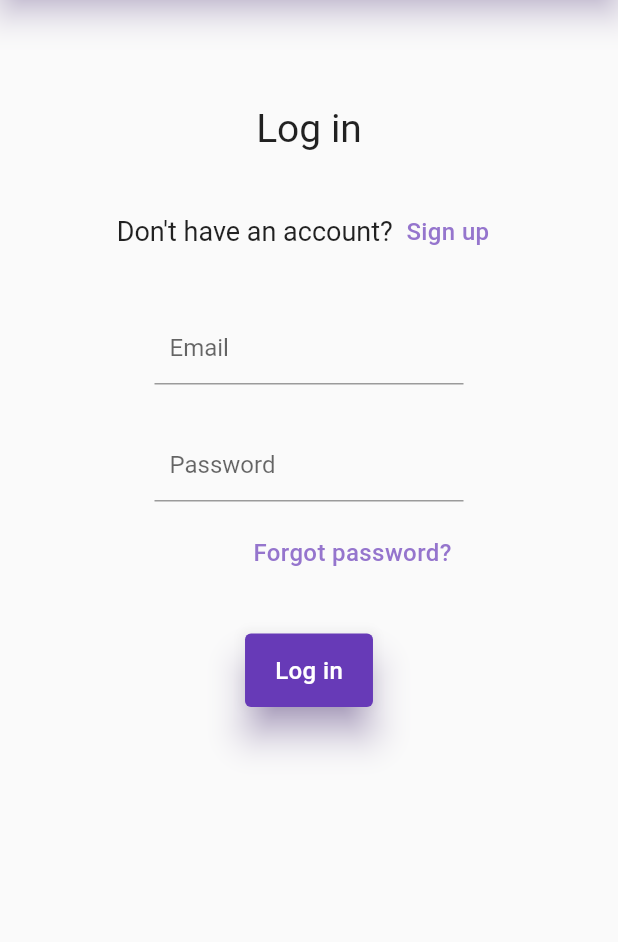
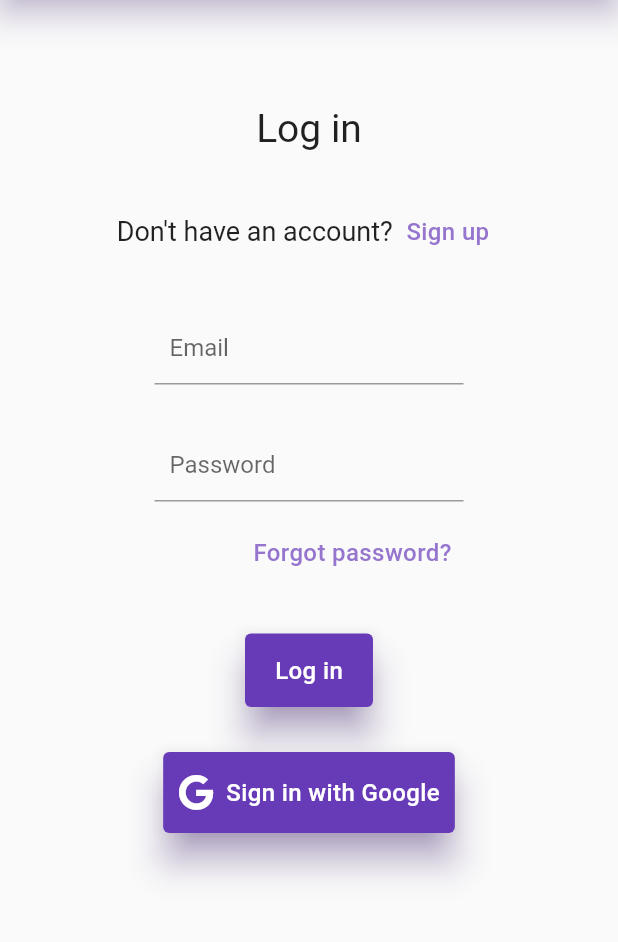
Before and after one commit to rpjuja/workout-logger-flutter, a Flutter app: the screen it shows after launch, on a phone screen of 412 x 824 dp, the part 102-1044 px from its top. Run offline on Flutter 3.47's test engine with Material 2 defaults, Android fonts, the phone set to English and light mode, and no system bars; our stand-ins replace email_validator, firebase_auth, firebase_core, firebase_database, google_sign_in; accounts and stored records are empty; generated files the repository leaves out were written again.

Commit message:
3rd party authentication with Google implemented. Moved all authentication mehods to a seperate class.

```diff
--- a/lib/auth_widgets/auth_page.dart
+++ b/lib/auth_widgets/auth_page.dart
@@ -1,10 +1,11 @@
-import 'package:firebase_auth/firebase_auth.dart';
 import 'package:flutter/material.dart';
 import 'package:email_validator/email_validator.dart';
 
 import 'package:workout_logger_app/styles.dart';
-import 'package:workout_logger_app/error_messages.dart';
 import 'package:workout_logger_app/auth_widgets/reset_password.dart';
+import 'package:workout_logger_app/custom_icons_icons.dart';
+
+import 'auth_service.dart';
 
 class AuthPage extends StatefulWidget {
   const AuthPage({
@@ -16,9 +17,6 @@ class AuthPage extends StatefulWidget {
 }
 
 class _AuthPageState extends State<AuthPage> {
-  late final FirebaseAuth _auth;
-  FirebaseException? _error;
-
   final TextEditingController _emailController = TextEditingController();
   final TextEditingController _passwordController = TextEditingController();
   final TextEditingController _confirmPasswordController =
@@ -28,43 +26,11 @@ class _AuthPageState extends State<AuthPage> {
   bool _resetPasswordMode = false;
 
   @override
-  void initState() {
-    super.initState();
-    _auth = FirebaseAuth.instance;
-  }
-
-  @override
   void dispose() {
     _emailController.dispose();
     _passwordController.dispose();
     _confirmPasswordController.dispose();
     super.dispose();
-  }
-
-  void _signUp() async {
-    try {
-      await _auth.createUserWithEmailAndPassword(
-        email: _emailController.text,
-        password: _passwordController.text,
-      );
-    } on FirebaseAuthException catch (e) {
-      setState(() {
-        _error = e;
-      });
-    }
-  }
-
-  void _logIn() async {
-    try {
-      await _auth.signInWithEmailAndPassword(
-        email: _emailController.text,
-        password: _passwordController.text,
-      );
-    } on FirebaseAuthException catch (e) {
-      setState(() {
-        _error = e;
-      });
-    }
   }
 
   void _resetPasswordModeChange() {
@@ -215,26 +181,45 @@ class _AuthPageState extends State<AuthPage> {
                               },
                               child: const Text('Forgot password?')))
                       : const SizedBox.shrink(),
-                  _error != null
-                      ? Container(
-                          margin: const EdgeInsets.only(bottom: 30),
-                          child: Text(getAuthErrorMessage(_error!),
-                              style: const TextStyle(
-                                  color: Colors.red, fontSize: 16)))
-                      : const SizedBox.shrink(),
                   Container(
                     margin: const EdgeInsets.only(bottom: 30),
                     child: _loginMode
-                        ? ElevatedButton(
-                            onPressed: () {
-                              if (_formKey.currentState!.validate()) _logIn();
-                            },
-                            style: ButtonStyles.shadowPadding,
-                            child: const Text('Log in'),
+                        ? Column(
+                            children: [
+                              ElevatedButton(
+                                onPressed: () {
+                                  if (_formKey.currentState!.validate()) {
+                                    AuthService().signIn(
+                                        context,
+                                        _emailController.text,
+                                        _passwordController.text);
+                                  }
+                                },
+                                style: ButtonStyles.shadowPadding,
+                                child: const Text('Log in'),
+                              ),
+                              const SizedBox(height: 30),
+                              // Add a button for 3rd paty authentication with Google
+                              ElevatedButton.icon(
+                                style: ButtonStyles.shadowPadding.copyWith(
+                                    padding: MaterialStateProperty.all(
+                                        const EdgeInsets.symmetric(
+                                            horizontal: 10, vertical: 15))),
+                                icon: const Icon(CustomIcons.google_1),
+                                label: const Text('Sign in with Google'),
+                                onPressed: () =>
+                                    AuthService().signInWithGoogle(context),
+                              ),
+                            ],
                           )
                         : ElevatedButton(
                             onPressed: () {
-                              if (_formKey.currentState!.validate()) _signUp();
+                              if (_formKey.currentState!.validate()) {
+                                AuthService().signUp(
+                                    context,
+                                    _emailController.text,
+                                    _passwordController.text);
+                              }
                             },
                             style: ButtonStyles.shadowPadding,
                             child: const Text('Sign up'),
--- /dev/null
+++ b/lib/custom_icons_icons.dart
@@ -0,0 +1,30 @@
+/// Flutter icons CustomIcons
+/// Copyright (C) 2023 by original authors @ fluttericon.com, fontello.com
+/// This font was generated by FlutterIcon.com, which is derived from Fontello.
+///
+/// To use this font, place it in your fonts/ directory and include the
+/// following in your pubspec.yaml
+///
+/// flutter:
+///   fonts:
+///    - family:  CustomIcons
+///      fonts:
+///       - asset: fonts/CustomIcons.ttf
+///
+///
+/// * Font Awesome 5, Copyright (C) 2016 by Dave Gandy
+///         Author:    Dave Gandy
+///         License:   SIL (https://github.com/FortAwesome/Font-Awesome/blob/master/LICENSE.txt)
+///         Homepage:  http://fortawesome.github.com/Font-Awesome/
+///
+import 'package:flutter/widgets.dart';
+
+class CustomIcons {
+  CustomIcons._();
+
+  static const _kFontFam = 'CustomIcons';
+  static const String? _kFontPkg = null;
+
+  static const IconData google_1 = IconData(0xe800, fontFamily: _kFontFam, fontPackage: _kFontPkg);
+  static const IconData google_plus_g = IconData(0xf0d5, fontFamily: _kFontFam, fontPackage: _kFontPkg);
+}
--- a/lib/main.dart
+++ b/lib/main.dart
@@ -6,6 +6,7 @@ import 'firebase_options.dart';
 import 'package:firebase_database/firebase_database.dart';
 
 import 'auth_widgets/auth_page.dart';
+import 'auth_widgets/auth_service.dart';
 import 'home_page.dart';
 
 FirebaseDatabase database = FirebaseDatabase.instance;
@@ -73,20 +74,10 @@ class _MyAppState extends State<MyApp> {
                 return const Text('Something went wrong');
               } else if (snapshot.hasData) {
                 setPersistence();
-                return !_initialized
-                    ? const Center(child: CircularProgressIndicator())
-                    // If user is not signed in, show the AuthPage
-                    : StreamBuilder(
-                        stream: FirebaseAuth.instance.authStateChanges(),
-                        builder: (BuildContext context, snapshot) {
-                          if (snapshot.hasData) {
-                            print('User is signed in!');
-                            return const HomePage();
-                          } else {
-                            print('User is currently signed out!');
-                            return const AuthPage();
-                          }
-                        });
+                return _initialized
+                    // handelAuthState shows login page if user is not logged in, otherwise shows home page
+                    ? AuthService().handleAuthState()
+                    : const Center(child: CircularProgressIndicator());
               } else {
                 return const Center(
                   child: CircularProgressIndicator(),
```
Also changed, not shown: lib/auth_widgets/auth_service.dart (added, +123 -0 lines), lib/auth_widgets/reset_password.dart (+3 -25 lines), lib/error_messages.dart (+23 -0 lines), lib/home_page.dart (+2 -9 lines), pubspec.yaml (+6 -13 lines), fonts/CustomIcons.ttf (added), pubspec.lock.
